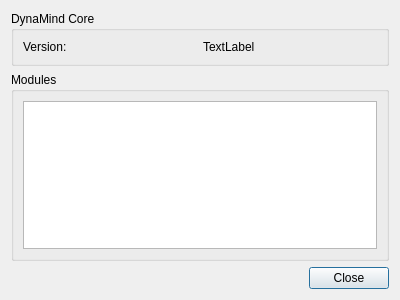
Above: src/libdynamind-gui/guiaboutdialog.ui from iut-ibk/DynaMind-ToolBox before the change. Below: the same form after it.
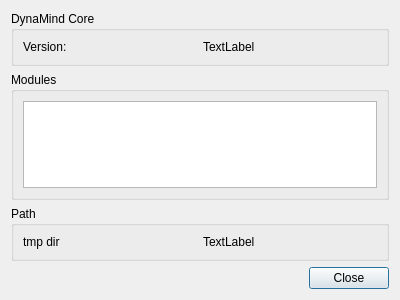
That is the form after the change.

Commit message: added extremely ugly info box to get out where on macosx the tmp folder is … no it's not where you think

```diff
--- a/src/libdynamind-gui/guiaboutdialog.ui
+++ b/src/libdynamind-gui/guiaboutdialog.ui
@@ -49,6 +49,29 @@
      </layout>
     </widget>
    </item>
+   <item>
+    <widget class="QGroupBox" name="groupBox_3">
+     <property name="title">
+      <string>Path</string>
+     </property>
+     <layout class="QHBoxLayout" name="horizontalLayout_3">
+      <item>
+       <widget class="QLabel" name="label_3">
+        <property name="text">
+         <string>tmp dir</string>
+        </property>
+       </widget>
+      </item>
+      <item>
+       <widget class="QLabel" name="label_tmp">
+        <property name="text">
+         <string>TextLabel</string>
+        </property>
+       </widget>
+      </item>
+     </layout>
+    </widget>
+   </item>
    <item>
     <widget class="QDialogButtonBox" name="buttonBox">
      <property name="orientation">
```
The commit also changes 1 other file.
